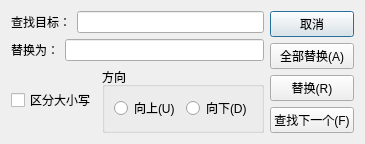
First picture: the form in replacepdialog.ui, repository YWK03/MyNotebook, before the edit.
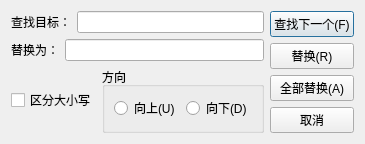
Second picture: the form after the edit.

Commit message: finish replacepdialog.cpp. new a class that is codeeditor.cpp to look HangHao

The edit to the form file:
```diff
--- a/replacepdialog.ui
+++ b/replacepdialog.ui
@@ -7,7 +7,7 @@
     <x>0</x>
     <y>0</y>
     <width>357</width>
-    <height>135</height>
+    <height>136</height>
    </rect>
   </property>
   <property name="windowTitle">
@@ -86,27 +86,6 @@
    </item>
    <item>
     <layout class="QVBoxLayout" name="verticalLayout">
-     <item>
-      <widget class="QPushButton" name="pushButton_4">
-       <property name="text">
-        <string>取消</string>
-       </property>
-      </widget>
-     </item>
-     <item>
-      <widget class="QPushButton" name="pushButton_3">
-       <property name="text">
-        <string>全部替换(A)</string>
-       </property>
-      </widget>
-     </item>
-     <item>
-      <widget class="QPushButton" name="pushButton_2">
-       <property name="text">
-        <string>替换(R)</string>
-       </property>
-      </widget>
-     </item>
      <item>
       <widget class="QPushButton" name="pushButton">
        <property name="text">
@@ -114,6 +93,27 @@
        </property>
       </widget>
      </item>
+     <item>
+      <widget class="QPushButton" name="pushButton_2">
+       <property name="text">
+        <string>替换(R)</string>
+       </property>
+      </widget>
+     </item>
+     <item>
+      <widget class="QPushButton" name="pushButton_3">
+       <property name="text">
+        <string>全部替换(A)</string>
+       </property>
+      </widget>
+     </item>
+     <item>
+      <widget class="QPushButton" name="pushButton_4">
+       <property name="text">
+        <string>取消</string>
+       </property>
+      </widget>
+     </item>
     </layout>
    </item>
   </layout>
```
Left out of the diff: 4 changed lines with no effect on the pictures. The commit also changes 9 other files.
